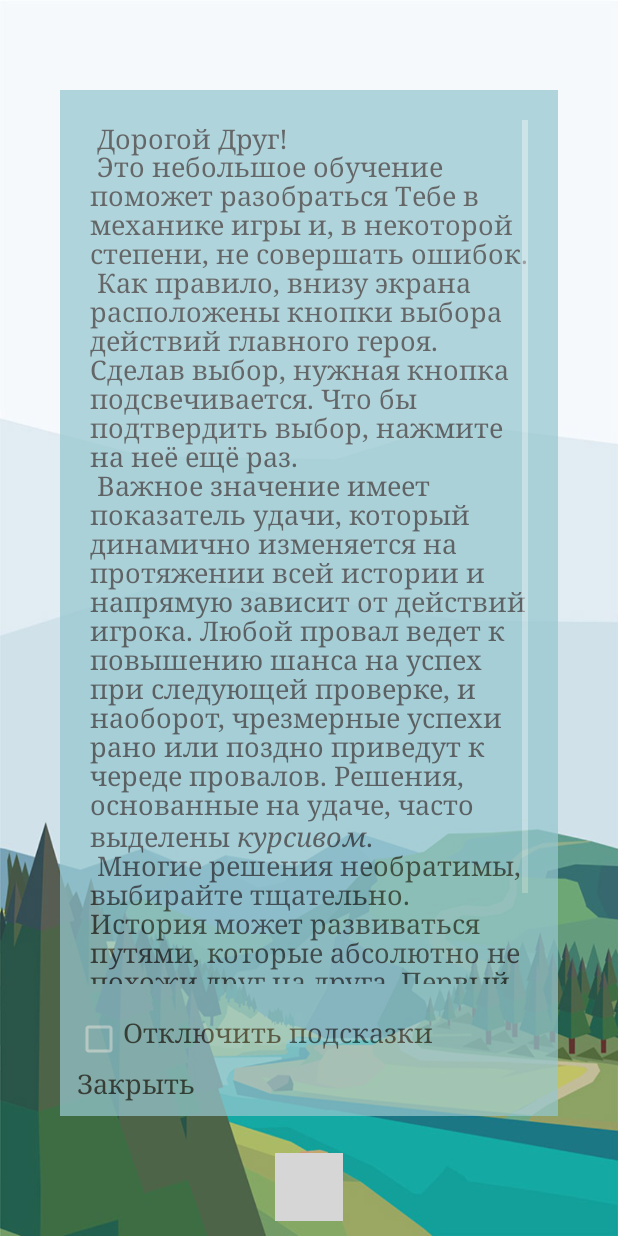
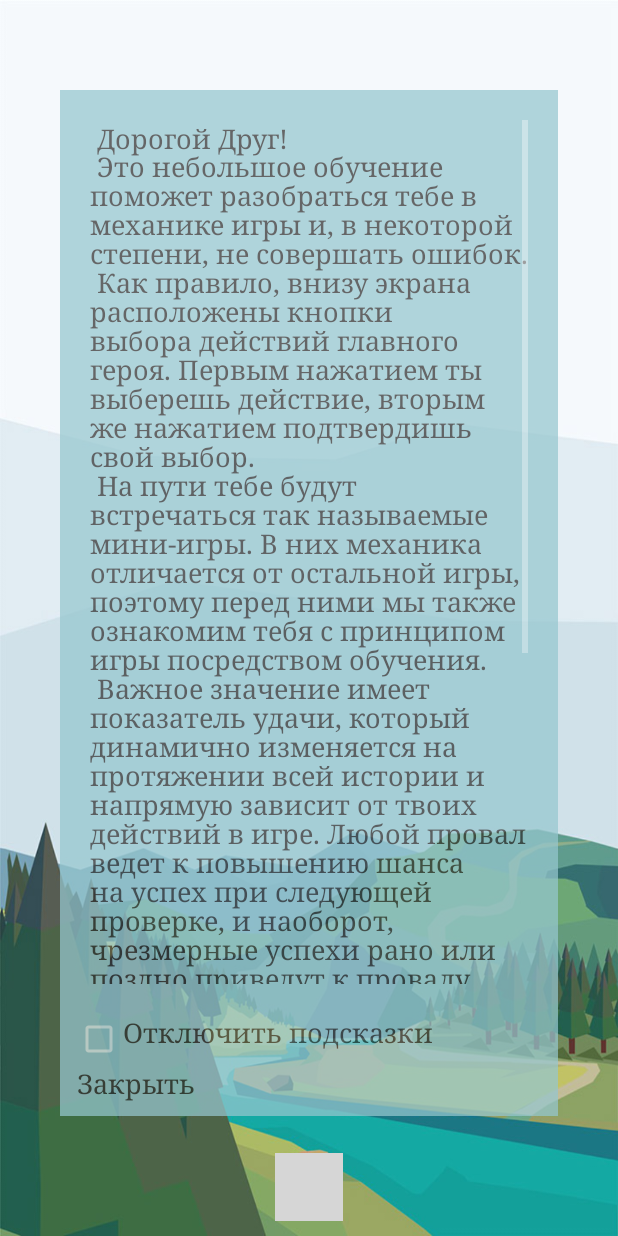
Before and after one commit to HeilagrOleg/LastSpring, an Android app: the PrologueStart screen opened directly, with no data from a screen before it, scrolled down 426 dp, on a phone screen of 412 x 824 dp. Run offline under Robolectric (Android 15) with nearby library versions, the phone set to English and light mode, and no system bars; grey boxes are pictures that could not be loaded.

Commit message:
Поверхностные исправления текста5

```diff
--- a/app/src/main/res/values/strings.xml
+++ b/app/src/main/res/values/strings.xml
@@ -32,7 +32,7 @@
 
     <string name="settings_fonts">Изменить шрифт</string>
 
-    <string name="settings_line_spacing">Межстрочный интервал</string>
+    <string name="settings_line_spacing">Междустрочный интервал</string>
 
     <string name="settings_button_close">Сохранить</string>
 
@@ -40,39 +40,39 @@
 
     <string name="prologue_training_first_scene_text">
         Дорогой Друг!\n
-        Это небольшое обучение поможет разобраться Тебе в механике игры и, в некоторой степени, не совершать ошибок.\n
-        Как правило, внизу экрана расположены кнопки выбора действий главного героя. Сделав выбор, нужная кнопка подсвечивается.
-        Что бы подтвердить выбор, нажмите на неё ещё раз.\n
+        Это небольшое обучение поможет разобраться тебе в механике игры и, в некоторой степени, не совершать ошибок.\n
+        Как правило, внизу экрана расположены кнопки выбора действий главного героя. Первым нажатием ты выберешь действие, вторым же нажатием подтвердишь свой выбор.\n
+        На пути тебе будут встречаться так называемые мини-игры. В них механика отличается от остальной игры, поэтому перед ними мы также ознакомим тебя с принципом игры посредством обучения.\n
         Важное значение имеет показатель удачи, который динамично изменяется на протяжении всей истории и напрямую зависит от
-        действий игрока. Любой провал ведет к повышению шанса на успех при следующей проверке, и наоборот,
-        чрезмерные успехи рано или поздно приведут к череде провалов.
-        Решения, основанные на удаче, часто выделены <i>курсивом</i>.\n
-        Многие решения необратимы, выбирайте тщательно. История может развиваться путями, которые абсолютно не похожи друг на друга.
-        Первый серьезный выбор Вы должны сделать прямо сейчас.\n
+        твоих действий в игре. Любой провал ведет к повышению шанса на успех при следующей проверке, и наоборот,
+        чрезмерные успехи рано или поздно приведут к провалу или может даже к череде неудач.\n
+        Решения, основанные на покаателе удачи, в большинстве случаев выделены <i>курсивом</i>.\n
+        Многие решения необратимы, поэтому к каждой игровой ситуации рекомендуем подходить серьёзно! Ведь история может развиваться путями, которые абсолютно не похожи друг на друга. И кто знает, куда может завести тебя выбранный путь.
+        Первый серьёзный выбор ты сделаешь прямо сейчас.\n
         Удачи!
     </string>
 
     // Вторая сцена
 
     <string name="prologue_training_backpack_scene_text">
-        Цель игры: заполнить цветом полосу состояние, расположенную внизу экрана.\n
-        Кнопки с символами будут появляться на экране в случайном расположение и порядке.
-        Самая нижняя кнопка всегда показывает правильный символ. При нажатие на её двойника на верхнем поле, полоса состояния двигается вправо, сама кнопка уходит вниз.\n
-        В случае нажатия на кнопку, символ которой не соотвествует тому, который показан ниже, полоса состояния двигается влево. Кнопка улетает вверх.\
-        Не стоит забывать, что со временем полоса состояния двигается влево.\n
+        Цель игры: заполнить цветом полосу состояния, расположенную внизу экрана.\n
+        На экране будут появляться кнопки с символами. Они будут расположены случайным образом и будут появляться в случайном порядке.
+        Самая нижняя кнопка всегда показывает символ, который нужно отыскать выше. При нажатии на её двойника в верхнем поле, полоса состояния заполняется цветом.\n
+        При нажатии на кнопку, символ которой не соотвествует тому, что показан ниже, полоса состояния опустошается.\
+        Не стоит забывать, что со временем полоса состояния так же опустошается. Поэтому стоит поторопиться!\n
         Удачи!
     </string>
 
     // Третья сцена
 
     <string name="prologue_training_breakage_scene_text">
-        Цель игры: удержать зеленый ползунок в белой зоне.\n
+        Цель игры: удержать зеленый ползунок в белой зоне (таким образом, удержать равновесие).\n
         Ползунок двигается в случайную сторону и со случайной интенсивностью.\n
         Вы можете управлять его движением, с помощью кнопок с изображением символов направления.
         Заход ползунка в "серую" зону не останавливает игру, но наполняет счетчик ошибок.
         Максимальное число ошибок определяется состоянием главного героя.
-        Игра заканчивается успешно, если Вы смогли удрежать ползунок в белой зоне на момент окнчания заданного времени.
-        Вы проигрываете, если ползунок ушел за края экрана или, если количество ошибок превысило их максимальное число.
+        Игра закончится успешно, если ты смог удрежать ползунок в пределах экрана и не превысить максимальное количество ошибок.
+        Но ты проиграешь, если ползунок уйдёт за края экрана или, если количество ошибок превысит их максимально допустимое число.
         Удачи!
     </string>
 
```
